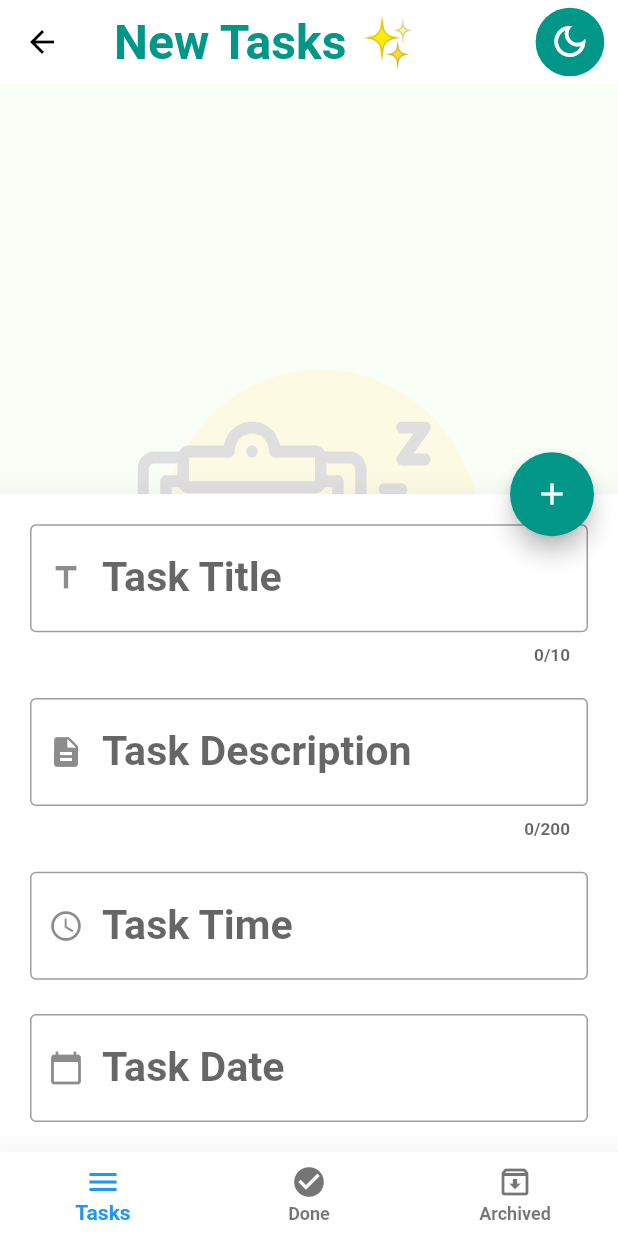
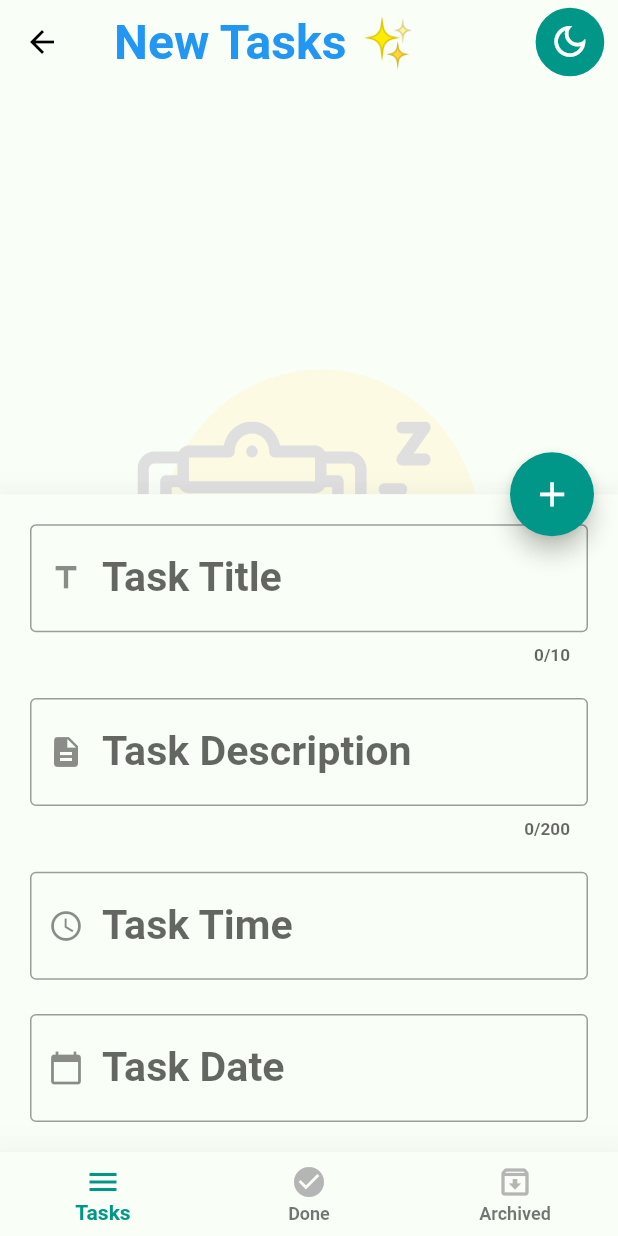
Before and after one commit to HusseinMohamed99/TO-DO, a Flutter app: the screen it shows after launch, after a tap on the "edit" icon, on a phone screen of 412 x 824 dp. Run offline on Flutter 3.47's test engine with Material 2 defaults, Android fonts, the phone set to English and light mode, and no system bars; our stand-ins replace bloc, conditional_builder_null_safety, flutter_bloc, flutter_screenutil, flutter_svg, google_fonts and 3 more; accounts and stored records are empty.

Commit message:
Splash Screen ✔ Theme Mode ✔ Update UI ✔ READ ME ✔

```diff
--- a/lib/layout/todo_app/todo_layout.dart
+++ b/lib/layout/todo_app/todo_layout.dart
@@ -36,7 +36,9 @@ class HomeLayout extends StatelessWidget {
             appBar: AppBar(
               title: Text(
                 cubit.titles[cubit.currentIndex],
-                style: Theme.of(context).textTheme.titleLarge,
+                style: Theme.of(context).textTheme.titleLarge!.copyWith(
+                      color: AppMainColors.blueColor,
+                    ),
               ),
               actions: [
                 Padding(
@@ -45,7 +47,7 @@ class HomeLayout extends StatelessWidget {
                     radius: 20.r,
                     backgroundColor: cubit.isDark
                         ? AppColorsLight.tealColor
-                        : AppColorsDark.textColor,
+                        : AppMainColors.whiteColor,
                     child: IconButton(
                       onPressed: () {
                         AppCubit.get(context).changeAppMode();
@@ -83,7 +85,9 @@ class HomeLayout extends StatelessWidget {
                       .showBottomSheet(
                         (context) {
                           return Container(
-                            color: Colors.white,
+                            color: cubit.isDark
+                                ? AppColorsLight.primaryColor
+                                : AppColorsDark.primaryDarkColor,
                             padding: const EdgeInsets.all(
                               20.0,
                             ),
@@ -191,6 +195,10 @@ class HomeLayout extends StatelessWidget {
               },
               child: Icon(
                 cubit.fabIcon,
+                size: 24.sp,
+                color: cubit.isDark
+                    ? AppMainColors.whiteColor
+                    : AppMainColors.blueColor,
               ),
             ),
 
--- a/lib/shared/components/components.dart
+++ b/lib/shared/components/components.dart
@@ -85,6 +85,8 @@ Widget gridTasksItem(Map model, List<Map> tasks, context, index) {
       child: Column(
         children: [
           InkWell(
+            splashColor: Colors.transparent,
+            highlightColor: Colors.transparent,
             onTap: () {
               showBottomSheetWidget(
                 context,
--- a/lib/styles/colors.dart
+++ b/lib/styles/colors.dart
@@ -6,7 +6,7 @@ class AppColorsDark {
 }
 
 class AppColorsLight {
-  static const Color scaffoldBackgroundColor = Color(0xFFF9FFF6);
+  static const Color primaryColor = Color(0xFFF9FFF6);
   static const Color tealColor = Color(0xff009688);
 }
 
--- a/lib/styles/themes.dart
+++ b/lib/styles/themes.dart
@@ -7,16 +7,17 @@ import 'package:todo/styles/colors.dart';
 
 final getThemeData = {
   AppTheme.lightTheme: ThemeData(
-    scaffoldBackgroundColor: AppColorsLight.scaffoldBackgroundColor,
+    scaffoldBackgroundColor: AppColorsLight.primaryColor,
     primarySwatch: Colors.teal,
+    cardColor: AppMainColors.whiteColor,
     appBarTheme: const AppBarTheme(
       titleSpacing: 20.0,
       systemOverlayStyle: SystemUiOverlayStyle(
-        statusBarColor: Colors.white,
+        statusBarColor: AppColorsLight.primaryColor,
         statusBarBrightness: Brightness.light,
         statusBarIconBrightness: Brightness.dark,
       ),
-      backgroundColor: Colors.white,
+      backgroundColor: AppColorsLight.primaryColor,
       elevation: 0.0,
       titleTextStyle: TextStyle(
         color: Colors.black,
@@ -32,11 +33,11 @@ final getThemeData = {
     ),
     bottomNavigationBarTheme: const BottomNavigationBarThemeData(
       type: BottomNavigationBarType.fixed,
-      selectedItemColor: AppMainColors.blueColor,
-      backgroundColor: Colors.white,
+      selectedItemColor: AppColorsLight.tealColor,
+      backgroundColor: AppColorsLight.primaryColor,
       elevation: 25.0,
       unselectedIconTheme: IconThemeData(
-        color: Colors.black54,
+        color: AppMainColors.greyColor,
       ),
     ),
     textTheme: TextTheme(
@@ -74,7 +75,7 @@ final getThemeData = {
     cardColor: AppColorsDark.primaryDarkColor,
     appBarTheme: AppBarTheme(
       titleSpacing: 20.0,
-      systemOverlayStyle: SystemUiOverlayStyle(
+      systemOverlayStyle: const SystemUiOverlayStyle(
         statusBarColor: AppColorsDark.primaryDarkColor,
         statusBarIconBrightness: Brightness.light,
       ),
@@ -85,14 +86,14 @@ final getThemeData = {
         fontSize: 20.sp,
         fontWeight: FontWeight.bold,
       ),
-      actionsIconTheme: IconThemeData(
-        color: Colors.white,
+      actionsIconTheme: const IconThemeData(
+        color: AppMainColors.whiteColor,
       ),
     ),
     bottomNavigationBarTheme: const BottomNavigationBarThemeData(
       type: BottomNavigationBarType.fixed,
       selectedItemColor: AppMainColors.blueColor,
-      unselectedItemColor: Colors.white,
+      unselectedItemColor: AppMainColors.greyColor,
       backgroundColor: AppColorsDark.primaryDarkColor,
       elevation: 25.0,
     ),
```
